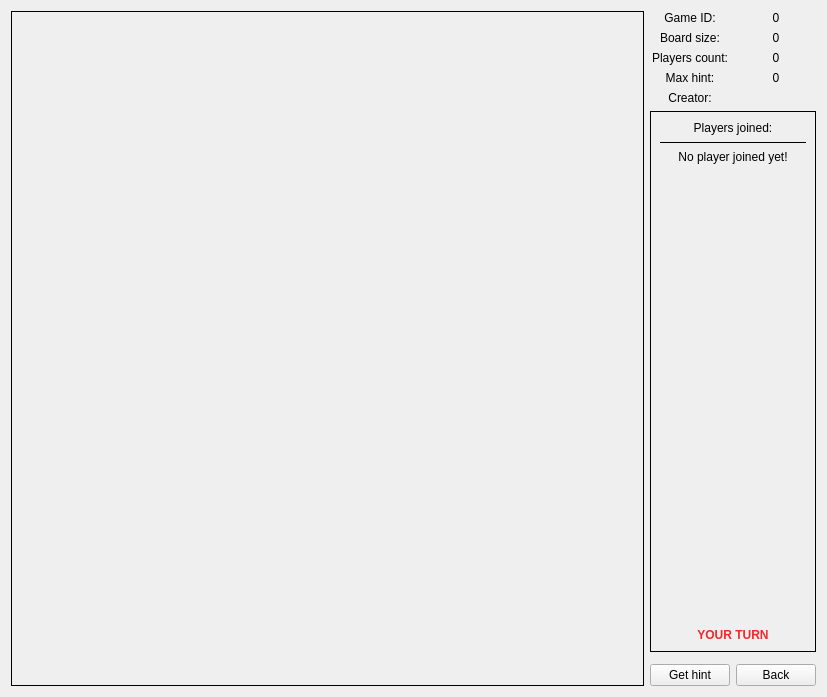
Qt form sos/gui/game_screen_ui.ui (tornado80/sos-game-client) before a commit.
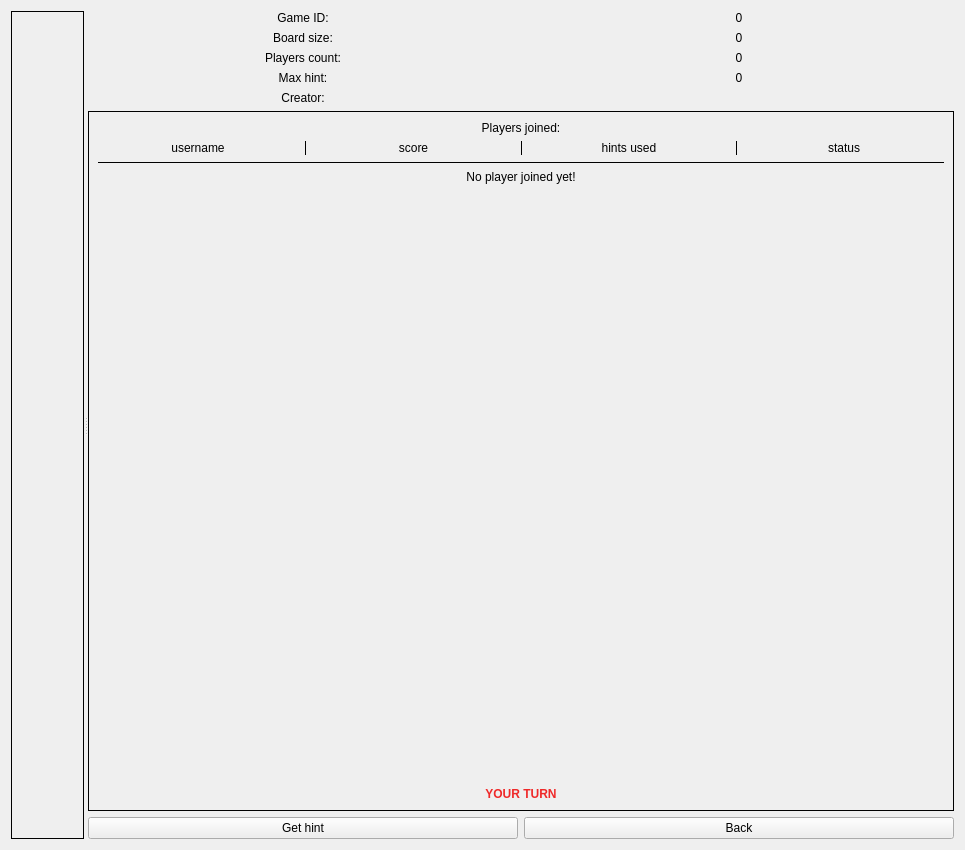
The same form after that commit.

Commit message: Game hints are working well

```diff
--- a/sos/gui/game_screen_ui.ui
+++ b/sos/gui/game_screen_ui.ui
@@ -6,15 +6,124 @@
    <rect>
     <x>0</x>
     <y>0</y>
-    <width>827</width>
-    <height>697</height>
+    <width>965</width>
+    <height>850</height>
    </rect>
   </property>
   <property name="windowTitle">
    <string>Form</string>
   </property>
-  <layout class="QGridLayout" name="gridLayout_3">
-   <item row="4" column="1">
+  <layout class="QVBoxLayout" name="verticalLayout_2">
+   <item>
+    <widget class="QSplitter" name="splitter">
+     <property name="orientation">
+      <enum>Qt::Horizontal</enum>
+     </property>
+     <widget class="QScrollArea" name="scrollArea">
+      <property name="frameShape">
+       <enum>QFrame::Box</enum>
+      </property>
+      <property name="frameShadow">
+       <enum>QFrame::Plain</enum>
+      </property>
+      <property name="widgetResizable">
+       <bool>true</bool>
+      </property>
+      <widget class="QWidget" name="widget">
+       <property name="geometry">
+        <rect>
+         <x>0</x>
+         <y>0</y>
+         <width>90</width>
+         <height>830</height>
+        </rect>
+       </property>
+       <layout class="QGridLayout" name="gameBoard"/>
+      </widget>
+     </widget>
+     <widget class="QWidget" name="layoutWidget">
+      <layout class="QGridLayout" name="gridLayout">
+       <item row="0" column="0">
+        <widget class="QLabel" name="label">
+         <property name="text">
+          <string>Game ID:</string>
+         </property>
+         <property name="alignment">
+          <set>Qt::AlignCenter</set>
+         </property>
+        </widget>
+       </item>
+       <item row="0" column="1">
+        <widget class="QLabel" name="gameIDLabel">
+         <property name="text">
+          <string>0</string>
+         </property>
+         <property name="alignment">
+          <set>Qt::AlignCenter</set>
+         </property>
+        </widget>
+       </item>
+       <item row="1" column="0">
+        <widget class="QLabel" name="label_2">
+         <property name="text">
+          <string>Board size:</string>
+         </property>
+         <property name="alignment">
+          <set>Qt::AlignCenter</set>
+         </property>
+        </widget>
+       </item>
+       <item row="1" column="1">
+        <widget class="QLabel" name="boardSizeLabel">
+         <property name="text">
+          <string>0</string>
+         </property>
+         <property name="alignment">
+          <set>Qt::AlignCenter</set>
+         </property>
+        </widget>
+       </item>
+       <item row="2" column="0">
+        <widget class="QLabel" name="label_3">
+         <property name="text">
+          <string>Players count:</string>
+         </property>
+         <property name="alignment">
+          <set>Qt::AlignCenter</set>
+         </property>
+        </widget>
+       </item>
+       <item row="2" column="1">
+        <widget class="QLabel" name="playersCountLabel">
+         <property name="text">
+          <string>0</string>
+         </property>
+         <property name="alignment">
+          <set>Qt::AlignCenter</set>
+         </property>
+        </widget>
+       </item>
+       <item row="3" column="0">
+        <widget class="QLabel" name="label_5">
+         <property name="text">
+          <string>Max hint:</string>
+         </property>
+         <property name="alignment">
+          <set>Qt::AlignCenter</set>
+         </property>
+        </widget>
+       </item>
+       <item row="3" column="1">
+        <widget class="QLabel" name="maxHintLabel">
+         <property name="text">
+          <string>0</string>
+         </property>
+         <property name="alignment">
+          <set>Qt::AlignCenter</set>
+         </property>
+        </widget>
+       </item>
+       <item row="4" column="0">
     <widget class="QLabel" name="label_4">
      <property name="text">
       <string>Creator:</string>
@@ -24,7 +133,17 @@
      </property>
     </widget>
    </item>
-   <item row="5" column="1" colspan="2">
+       <item row="4" column="1">
+        <widget class="QLabel" name="creatorUsernameLabel">
+         <property name="text">
+          <string/>
+         </property>
+         <property name="alignment">
+          <set>Qt::AlignCenter</set>
+         </property>
+        </widget>
+       </item>
+       <item row="5" column="0" colspan="2">
     <widget class="QScrollArea" name="scrollArea_2">
      <property name="frameShape">
       <enum>QFrame::Box</enum>
@@ -40,8 +159,8 @@
        <rect>
         <x>0</x>
         <y>0</y>
-        <width>180</width>
-        <height>531</height>
+            <width>847</width>
+            <height>682</height>
        </rect>
       </property>
       <layout class="QVBoxLayout" name="verticalLayout">
@@ -55,6 +174,80 @@
          </property>
         </widget>
        </item>
+           <item>
+            <layout class="QHBoxLayout" name="horizontalLayout">
+             <item>
+              <widget class="QLabel" name="label_6">
+               <property name="text">
+                <string>username</string>
+               </property>
+               <property name="alignment">
+                <set>Qt::AlignCenter</set>
+               </property>
+              </widget>
+             </item>
+             <item>
+              <widget class="Line" name="line_2">
+               <property name="frameShadow">
+                <enum>QFrame::Plain</enum>
+               </property>
+               <property name="orientation">
+                <enum>Qt::Vertical</enum>
+               </property>
+              </widget>
+             </item>
+             <item>
+              <widget class="QLabel" name="label_8">
+               <property name="text">
+                <string>score</string>
+               </property>
+               <property name="alignment">
+                <set>Qt::AlignCenter</set>
+               </property>
+              </widget>
+             </item>
+             <item>
+              <widget class="Line" name="line_3">
+               <property name="frameShadow">
+                <enum>QFrame::Plain</enum>
+               </property>
+               <property name="orientation">
+                <enum>Qt::Vertical</enum>
+               </property>
+              </widget>
+             </item>
+             <item>
+              <widget class="QLabel" name="label_9">
+               <property name="text">
+                <string>hints used</string>
+               </property>
+               <property name="alignment">
+                <set>Qt::AlignCenter</set>
+               </property>
+              </widget>
+             </item>
+             <item>
+              <widget class="Line" name="line_4">
+               <property name="frameShadow">
+                <enum>QFrame::Plain</enum>
+               </property>
+               <property name="orientation">
+                <enum>Qt::Vertical</enum>
+               </property>
+              </widget>
+             </item>
+             <item>
+              <widget class="QLabel" name="label_10">
+               <property name="text">
+                <string>status</string>
+               </property>
+               <property name="alignment">
+                <set>Qt::AlignCenter</set>
+               </property>
+              </widget>
+             </item>
+            </layout>
+           </item>
        <item>
         <widget class="Line" name="line">
          <property name="frameShadow">
@@ -105,132 +298,22 @@
      </widget>
     </widget>
    </item>
-   <item row="0" column="0" rowspan="8">
-    <widget class="QScrollArea" name="scrollArea">
-     <property name="frameShape">
-      <enum>QFrame::Box</enum>
-     </property>
-     <property name="frameShadow">
-      <enum>QFrame::Plain</enum>
-     </property>
-     <property name="widgetResizable">
-      <bool>true</bool>
-     </property>
-     <widget class="QWidget" name="widget">
-      <property name="geometry">
-       <rect>
-        <x>0</x>
-        <y>0</y>
-        <width>619</width>
-        <height>677</height>
-       </rect>
-      </property>
-      <layout class="QGridLayout" name="gameBoard"/>
-     </widget>
-    </widget>
-   </item>
-   <item row="1" column="2">
-    <widget class="QLabel" name="boardSizeLabel">
-     <property name="text">
-      <string>0</string>
-     </property>
-     <property name="alignment">
-      <set>Qt::AlignCenter</set>
-     </property>
-    </widget>
-   </item>
-   <item row="2" column="1">
-    <widget class="QLabel" name="label_3">
-     <property name="text">
-      <string>Players count:</string>
-     </property>
-     <property name="alignment">
-      <set>Qt::AlignCenter</set>
-     </property>
-    </widget>
-   </item>
-   <item row="7" column="2">
-    <widget class="QPushButton" name="backButton">
-     <property name="text">
-      <string>Back</string>
-     </property>
-    </widget>
-   </item>
-   <item row="0" column="1">
-    <widget class="QLabel" name="label">
-     <property name="text">
-      <string>Game ID:</string>
-     </property>
-     <property name="alignment">
-      <set>Qt::AlignCenter</set>
-     </property>
-    </widget>
-   </item>
-   <item row="4" column="2">
-    <widget class="QLabel" name="creatorUsernameLabel">
-     <property name="text">
-      <string/>
-     </property>
-     <property name="alignment">
-      <set>Qt::AlignCenter</set>
-     </property>
-    </widget>
-   </item>
-   <item row="2" column="2">
-    <widget class="QLabel" name="playersCountLabel">
-     <property name="text">
-      <string>0</string>
-     </property>
-     <property name="alignment">
-      <set>Qt::AlignCenter</set>
-     </property>
-    </widget>
-   </item>
-   <item row="1" column="1">
-    <widget class="QLabel" name="label_2">
-     <property name="text">
-      <string>Board size:</string>
-     </property>
-     <property name="alignment">
-      <set>Qt::AlignCenter</set>
-     </property>
-    </widget>
-   </item>
-   <item row="0" column="2">
-    <widget class="QLabel" name="gameIDLabel">
-     <property name="text">
-      <string>0</string>
-     </property>
-     <property name="alignment">
-      <set>Qt::AlignCenter</set>
-     </property>
-    </widget>
-   </item>
-   <item row="7" column="1">
+       <item row="6" column="0">
     <widget class="QPushButton" name="getHintButton">
      <property name="text">
       <string>Get hint</string>
      </property>
     </widget>
    </item>
-   <item row="3" column="1">
-    <widget class="QLabel" name="label_5">
+       <item row="6" column="1">
+        <widget class="QPushButton" name="backButton">
      <property name="text">
-      <string>Max hint:</string>
-     </property>
-     <property name="alignment">
-      <set>Qt::AlignCenter</set>
+          <string>Back</string>
      </property>
     </widget>
    </item>
-   <item row="3" column="2">
-    <widget class="QLabel" name="maxHintLabel">
-     <property name="text">
-      <string>0</string>
-     </property>
-     <property name="alignment">
-      <set>Qt::AlignCenter</set>
-     </property>
+      </layout>
+     </widget>
     </widget>
    </item>
   </layout>
```
Lines whose indentation alone changed are shown as unchanged. The commit also changes 6 other files.
